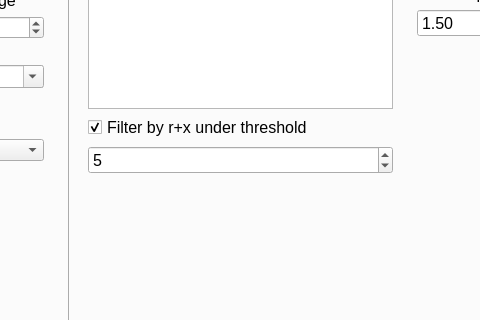
Qt form src/GridCal/Gui/Main/MainWindow.ui (SanPen/GridCal) before a commit; both pictures show x 150 to 630 and y 247 to 567 of the 1292 by 746 pixel window.
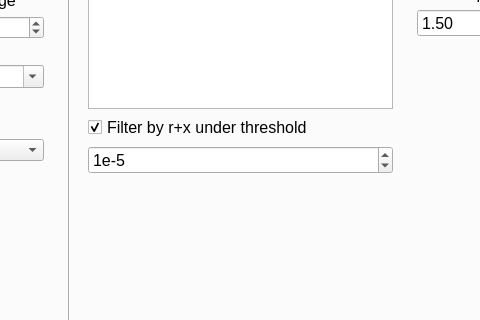
The same form after that commit. The open tabs and pages were chosen to show the change. Icons and pictures are not drawn.

Patch:
```diff
--- a/src/GridCal/Gui/Main/MainWindow.ui
+++ b/src/GridCal/Gui/Main/MainWindow.ui
@@ -6415,6 +6415,9 @@
                  <property name="toolTip">
                   <string>&lt;html&gt;&lt;head/&gt;&lt;body&gt;&lt;p&gt;Exponent of the threshold to use.&lt;/p&gt;&lt;p&gt;threshold = 1x10^-factor&lt;/p&gt;&lt;p&gt;i.e.&lt;/p&gt;&lt;p&gt;factor=3&lt;/p&gt;&lt;p&gt;threshold = 1e-3&lt;/p&gt;&lt;/body&gt;&lt;/html&gt;</string>
                  </property>
+                 <property name="prefix">
+                  <string>1e-</string>
+                 </property>
                  <property name="value">
                   <number>5</number>
                  </property>
```
